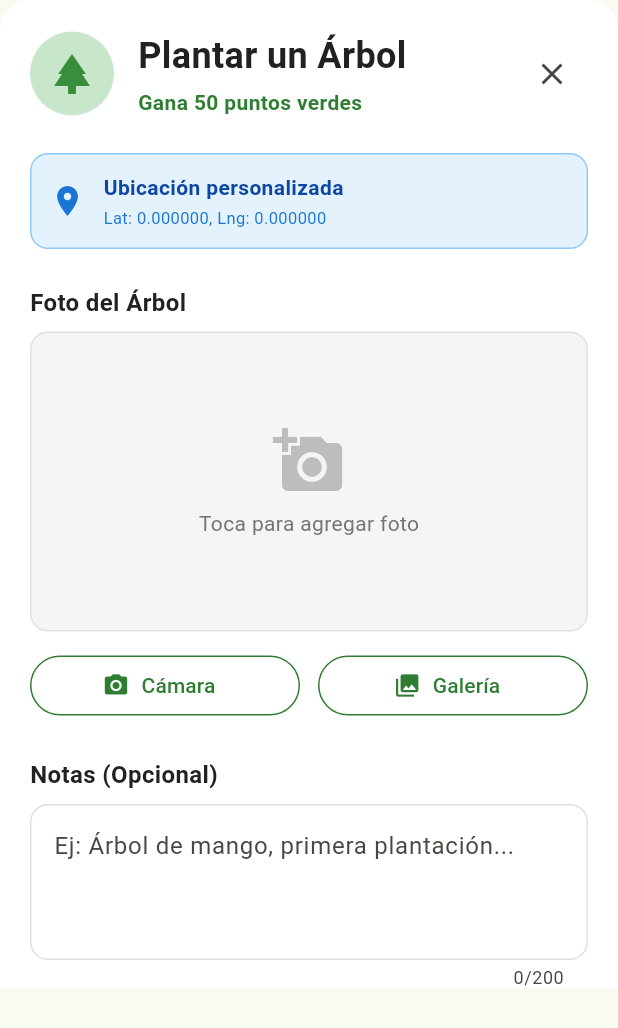
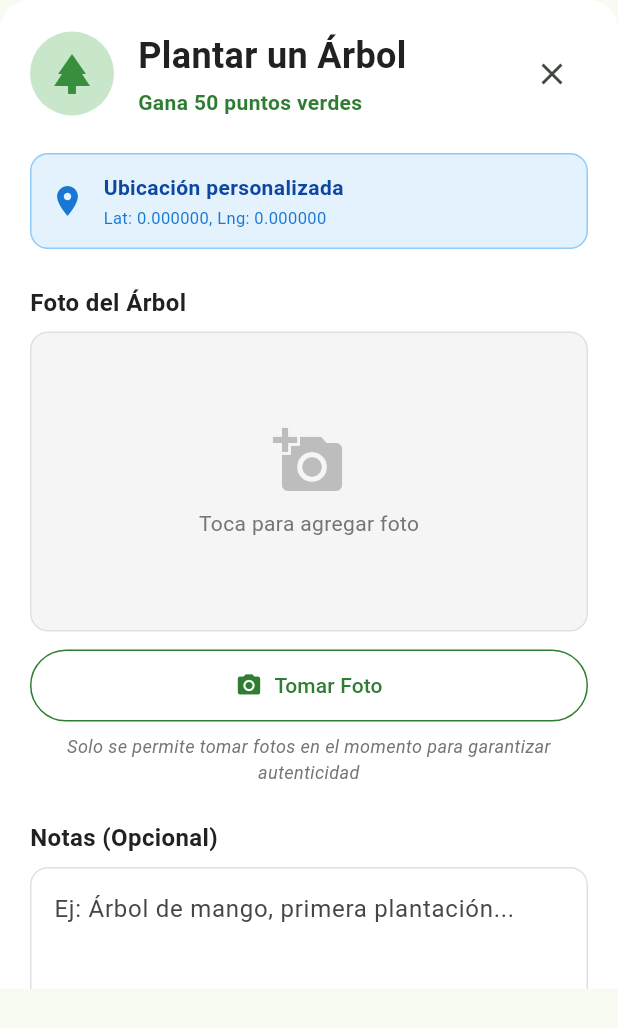
Before and after one commit to makehngreatagain/ReUsaHn, a Flutter app: the PlantTreeDialog widget shown alone on an empty page, opened directly with empty values, on a phone screen of 412 x 824 dp. Shown: the top 1028 px of the screen. Run offline on Flutter 3.47's test engine with Material 3 defaults, Android fonts, the phone set to English and light mode, and no system bars; our stand-ins replace cloud_firestore, firebase_auth, firebase_core, firebase_messaging, firebase_storage, flutter_local_notifications and 3 more; accounts and stored records are empty.

Commit message:
Cambios realizados

```diff
--- a/lib/screens/plant_tree_dialog.dart
+++ b/lib/screens/plant_tree_dialog.dart
@@ -34,6 +34,26 @@ class _PlantTreeDialogState extends State<PlantTreeDialog> {
 
   File? _selectedImage;
   bool _isSubmitting = false;
+  bool _isAdmin = false;
+
+  @override
+  void initState() {
+    super.initState();
+    _checkAdminStatus();
+  }
+
+  Future<void> _checkAdminStatus() async {
+    final authService = Provider.of<AuthService>(context, listen: false);
+    final userId = authService.currentUser?.uid;
+    if (userId != null) {
+      final userData = await _userService.getUserById(userId);
+      if (mounted && userData != null) {
+        setState(() {
+          _isAdmin = userData.isAdmin;
+        });
+      }
+    }
+  }
 
   @override
   void dispose() {
@@ -85,7 +105,7 @@ class _PlantTreeDialogState extends State<PlantTreeDialog> {
       if (mounted) {
         ScaffoldMessenger.of(context).showSnackBar(
           SnackBar(
-            content: Text('Error al seleccionar foto: ${e.toString()}'),
+            content: Text('Error al seleccionar imagen: ${e.toString()}'),
             backgroundColor: Colors.red,
           ),
         );
@@ -329,7 +349,8 @@ class _PlantTreeDialogState extends State<PlantTreeDialog> {
 
                   const SizedBox(height: 12),
 
-                  // Botones de foto
+                  // Botones de imagen (admins pueden usar galería)
+                  if (_isAdmin) ...[
                     Row(
                       children: [
                         Expanded(
@@ -340,6 +361,7 @@ class _PlantTreeDialogState extends State<PlantTreeDialog> {
                             style: OutlinedButton.styleFrom(
                               foregroundColor: AppColors.primary,
                               side: const BorderSide(color: AppColors.primary),
+                              padding: const EdgeInsets.symmetric(vertical: 14),
                             ),
                           ),
                         ),
@@ -350,13 +372,49 @@ class _PlantTreeDialogState extends State<PlantTreeDialog> {
                             icon: const Icon(Icons.photo_library),
                             label: const Text('Galería'),
                             style: OutlinedButton.styleFrom(
-                            foregroundColor: AppColors.primary,
-                            side: const BorderSide(color: AppColors.primary),
+                              foregroundColor: Colors.blue,
+                              side: const BorderSide(color: Colors.blue),
+                              padding: const EdgeInsets.symmetric(vertical: 14),
                             ),
                           ),
                         ),
                       ],
                     ),
+                    const SizedBox(height: 8),
+                    Text(
+                      'Como administrador puedes subir desde galería',
+                      style: TextStyle(
+                        fontSize: 12,
+                        color: Colors.grey[600],
+                        fontStyle: FontStyle.italic,
+                      ),
+                      textAlign: TextAlign.center,
+                    ),
+                  ] else ...[
+                    SizedBox(
+                      width: double.infinity,
+                      child: OutlinedButton.icon(
+                        onPressed: _isSubmitting ? null : _pickImage,
+                        icon: const Icon(Icons.camera_alt),
+                        label: const Text('Tomar Foto'),
+                        style: OutlinedButton.styleFrom(
+                          foregroundColor: AppColors.primary,
+                          side: const BorderSide(color: AppColors.primary),
+                          padding: const EdgeInsets.symmetric(vertical: 14),
+                        ),
+                      ),
+                    ),
+                    const SizedBox(height: 8),
+                    Text(
+                      'Solo se permite tomar fotos en el momento para garantizar autenticidad',
+                      style: TextStyle(
+                        fontSize: 12,
+                        color: Colors.grey[600],
+                        fontStyle: FontStyle.italic,
+                      ),
+                      textAlign: TextAlign.center,
+                    ),
+                  ],
 
                   const SizedBox(height: 24),
 
```
Also changed, not shown: lib/screens/challenge_detail_screen.dart (+93 -1 lines). Lines whose indentation alone changed are shown as unchanged.
